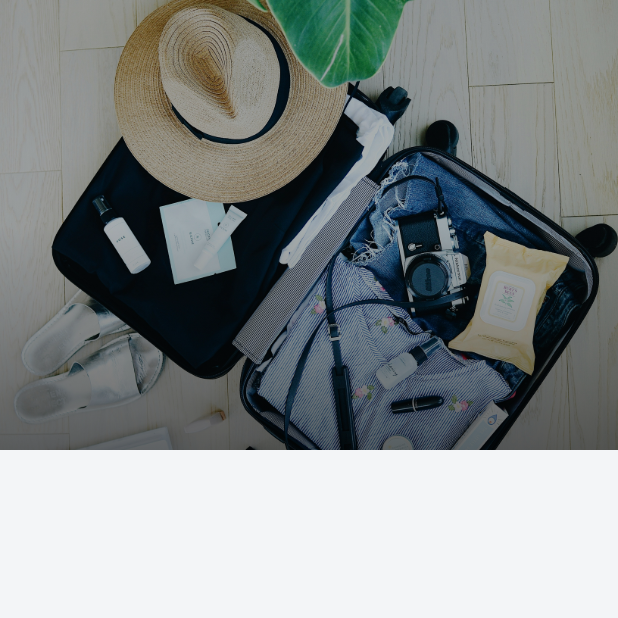
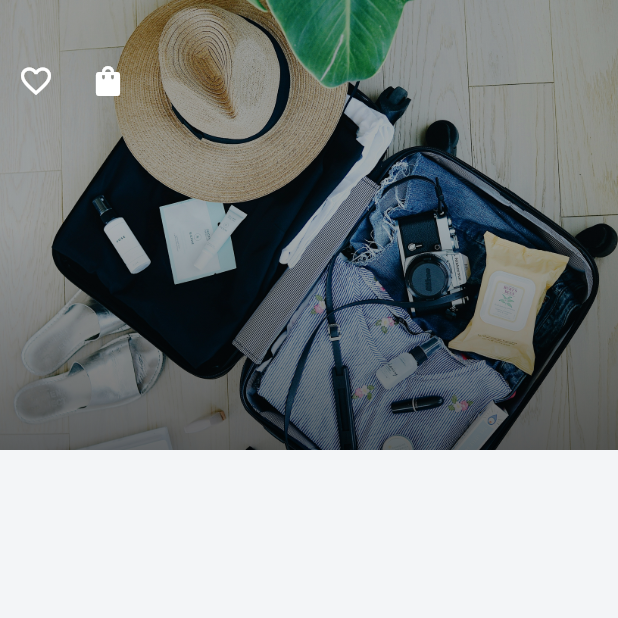
Before and after one commit to Tosin8/hooliday, a Flutter app: the screen it shows after launch, on a phone screen of 412 x 824 dp, the top half of it. Run offline on Flutter 3.47's test engine with Material 2 defaults, Android fonts, the light colour scheme and no system bars; our stand-ins replace font_awesome_flutter, page_transition.

Commit message:
Update profile.dart

```diff
--- a/lib/screens/profile.dart
+++ b/lib/screens/profile.dart
@@ -21,6 +21,27 @@ class UserProfile extends StatelessWidget {
                 Colors.black.withOpacity(0.6),
                 Colors.black.withOpacity(0.3),
               ], begin: Alignment.bottomRight)),
+              child: Column(
+                children: [
+                  SizedBox(height: 30),
+                  Row(
+                    children: [
+                      IconButton(
+                          onPressed: () {},
+                          icon: Icon(
+                            Icons.favorite_border_outlined,
+                            color: Colors.white,
+                          )),
+                      IconButton(
+                          onPressed: () {},
+                          icon: Icon(
+                            Icons.shopping_bag,
+                            color: Colors.white,
+                          ))
+                    ],
+                  )
+                ],
+              ),
             ))
       ],
     ));
```
